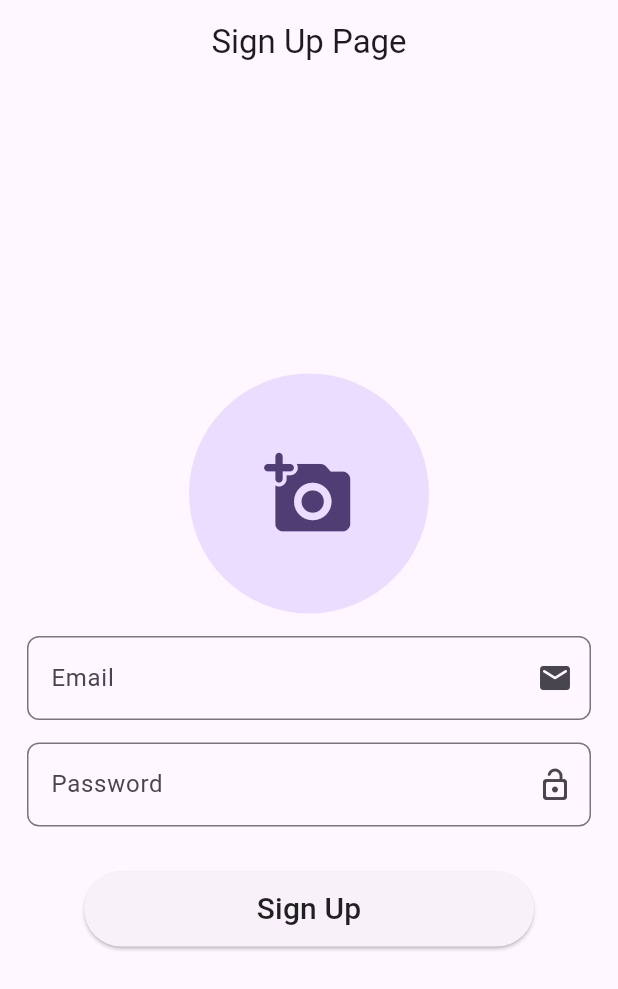
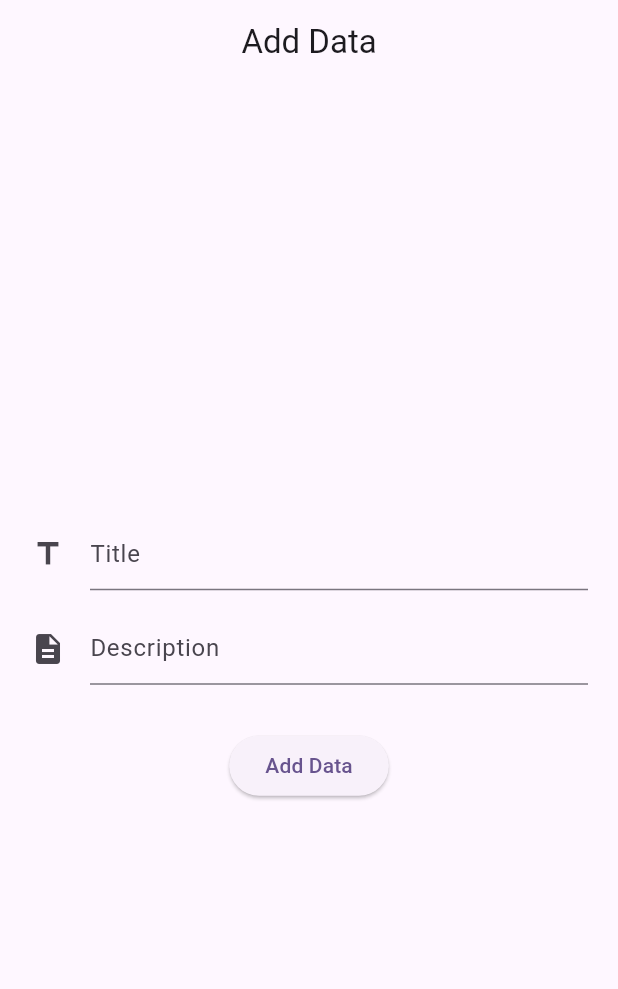
Before and after one commit to Sanket80/Firebase, a Flutter app: the screen it shows after launch, on a phone screen of 412 x 824 dp. Shown: the top 989 px of the screen. Run offline on Flutter 3.47's test engine with Material 3 defaults, Android fonts, the phone set to English and light mode, and no system bars; our stand-ins replace cloud_firestore, firebase_auth, firebase_core, firebase_storage, image_picker; accounts and stored records are empty.

Commit message:
Sending Data To Firestore Database

```diff
--- /dev/null
+++ b/lib/adddata.dart
@@ -0,0 +1,79 @@
+import 'dart:developer';
+
+import 'package:cloud_firestore/cloud_firestore.dart';
+import 'package:flutter/material.dart';
+
+class AddData extends StatefulWidget {
+  const AddData({super.key});
+
+  @override
+  State<AddData> createState() => _AddDataState();
+}
+
+class _AddDataState extends State<AddData> {
+
+  TextEditingController titleController = TextEditingController();
+  TextEditingController descriptionController = TextEditingController();
+
+  addData(String title,String desc) async{
+    if(title=="" || desc==""){
+      log("Enter required Details");
+    }
+    else{
+      // Add data to Firebase
+      FirebaseFirestore.instance.collection("Data").doc(title).set({
+        "Title": title,
+        "Description": desc
+      }).then((value) => log("Data Inserted")).catchError((error) => log("Failed to add data: $error")
+      );
+    }
+  }
+
+  @override
+  Widget build(BuildContext context) {
+    return Scaffold(
+      appBar: AppBar(
+        title: const Text('Add Data'),
+        centerTitle: true,
+      ),
+      body: Column(
+        mainAxisAlignment: MainAxisAlignment.center,
+        children: [
+          Padding(
+            padding: const EdgeInsets.symmetric(horizontal: 20),
+            child: TextField(
+              controller: titleController,
+              decoration: InputDecoration(
+                hintText: "Title",
+                icon: Icon(Icons.title),
+              ),
+            ),
+          ),
+          SizedBox(
+            height: 15,
+          ),
+          Padding(
+            padding: const EdgeInsets.symmetric(horizontal: 20),
+            child: TextField(
+              controller: descriptionController,
+              decoration: InputDecoration(
+                hintText: "Description",
+                icon: Icon(Icons.description),
+              ),
+            ),
+          ),
+          SizedBox(
+            height: 30,
+          ),
+          ElevatedButton(
+            onPressed: () {
+              // Add data to Firebase
+              addData(titleController.text.toString(), descriptionController.text.toString());
+            },
+            child: Text("Add Data"),
+          )
+        ],
+      ),
+    );
+  }
+}
--- a/lib/main.dart
+++ b/lib/main.dart
@@ -3,6 +3,7 @@ import 'dart:io';
 import 'package:firebase_auth/firebase_auth.dart';
 import 'package:firebase_core/firebase_core.dart';
 import 'package:flutter/material.dart';
+import 'package:test8/adddata.dart';
 import 'package:test8/loginpage.dart';
 import 'package:test8/phoneauth.dart';
 import 'package:test8/showdata.dart';
@@ -53,7 +54,7 @@ class MyApp extends StatelessWidget {
         colorScheme: ColorScheme.fromSeed(seedColor: Colors.deepPurple),
         useMaterial3: true,
       ),
-      home: NewSignUpPage(),
+      home: AddData(),
     );
   }
 }
```
